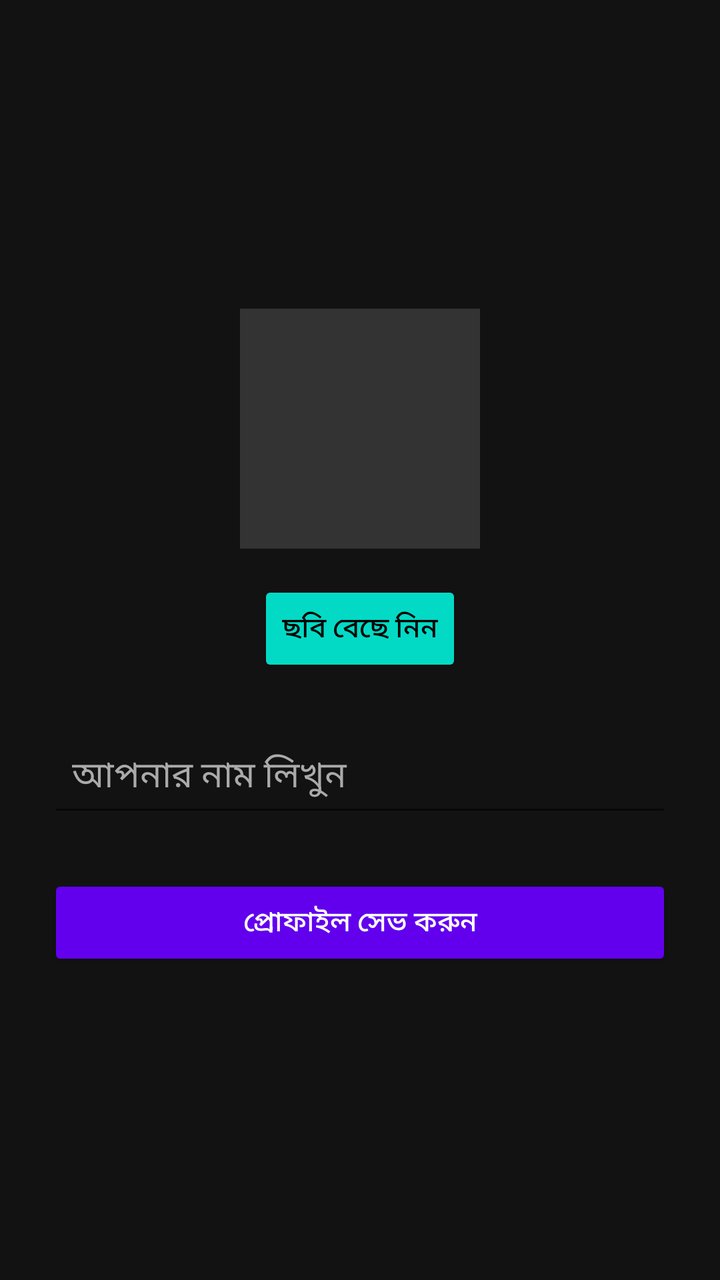
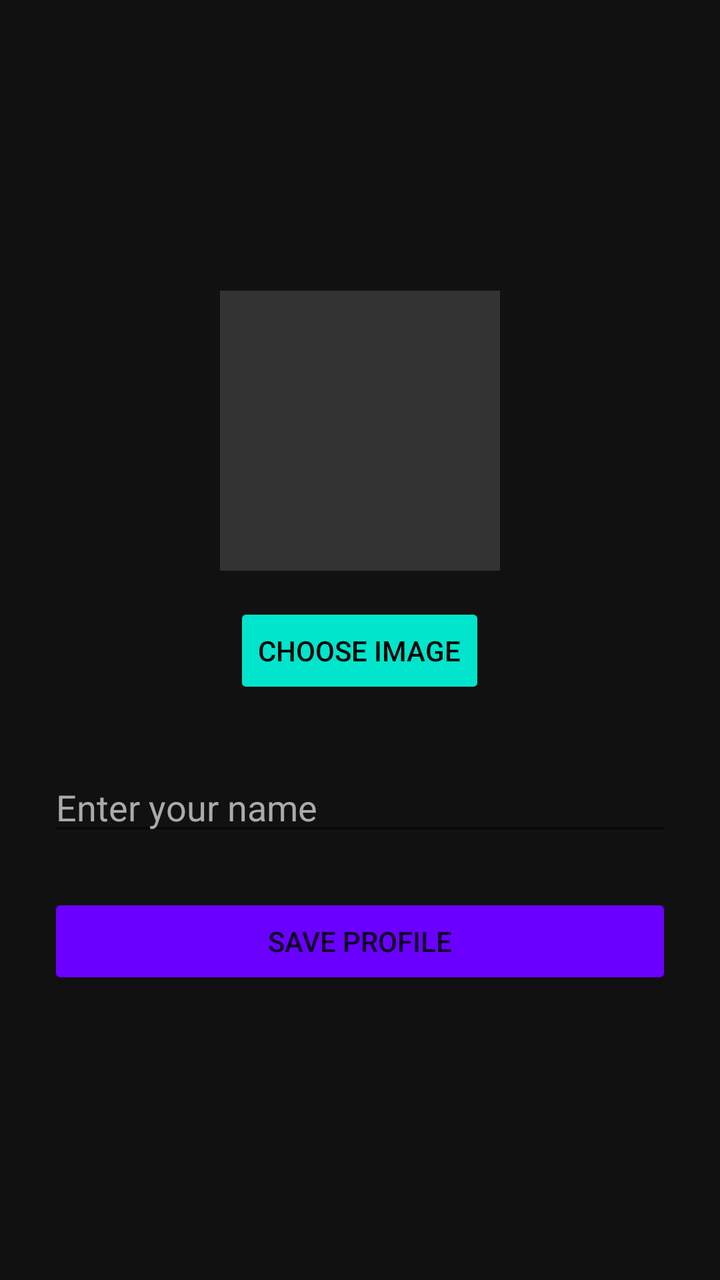

Compare the two renders of this Android layout. The source of the first and the diff that turns it into the second are given below.
<!-- AndroidManifest.xml: application theme Theme.AppCompat.DayNight.NoActionBar -->
<!-- res/layout/activity_profile.xml -->
<?xml version="1.0" encoding="utf-8"?>
<LinearLayout xmlns:android="http://schemas.android.com/apk/res/android"
    android:layout_width="match_parent"
    android:layout_height="match_parent"
    android:orientation="vertical"
    android:gravity="center"
    android:padding="24dp"
    android:background="#121212">

    <ImageView
        android:id="@+id/profileImageView"
        android:layout_width="120dp"
        android:layout_height="120dp"
        android:layout_marginBottom="16dp"
        android:background="#333333"
        android:scaleType="centerCrop"/>

    
    <Button
        android:id="@+id/selectImageButton"
        android:layout_width="wrap_content"
        android:layout_height="wrap_content"
        android:text="ছবি বেছে নিন"
        android:layout_marginBottom="24dp"
        android:backgroundTint="#03DAC5"
        android:textColor="#000000"/>

    
    <EditText
        android:id="@+id/nameEditText"
        android:layout_width="match_parent"
        android:layout_height="wrap_content"
        android:hint="আপনার নাম লিখুন"
        android:textColor="#FFFFFF"
        android:textColorHint="#AAAAAA"
        android:inputType="textPersonName"
        android:layout_marginBottom="24dp"
        android:padding="12dp"/>

    <Button
        android:id="@+id/saveProfileButton"
        android:layout_width="match_parent"
        android:layout_height="wrap_content"
        android:text="প্রোফাইল সেভ করুন"
        android:backgroundTint="#6200EE"
        android:textColor="#FFFFFF"
        android:padding="12dp"/>

</LinearLayout>
<!-- resources referenced by this layout -->
<resources>

</resources>

<!-- the commit's change to res/layout/activity_profile.xml (unified diff, before → after) -->
@@ -2,48 +2,41 @@
 <LinearLayout xmlns:android="http://schemas.android.com/apk/res/android"
     android:layout_width="match_parent"
     android:layout_height="match_parent"
+    android:background="#111111"
+    android:gravity="center"
     android:orientation="vertical"
-    android:gravity="center"
-    android:padding="24dp"
-    android:background="#121212">
+    android:padding="24dp">
 
     <ImageView
-        android:id="@+id/profileImageView"
-        android:layout_width="120dp"
-        android:layout_height="120dp"
-        android:layout_marginBottom="16dp"
-        android:background="#333333"
-        android:scaleType="centerCrop"/>
+        android:id="@+id/ivProfile"
+        android:layout_width="140dp"
+        android:layout_height="140dp"
+        android:background="#333333" />
 
-    
     <Button
-        android:id="@+id/selectImageButton"
+        android:id="@+id/btnChooseImage"
         android:layout_width="wrap_content"
         android:layout_height="wrap_content"
-        android:text="ছবি বেছে নিন"
-        android:layout_marginBottom="24dp"
-        android:backgroundTint="#03DAC5"
-        android:textColor="#000000"/>
+        android:layout_marginTop="16dp"
+        android:backgroundTint="#00E5CC"
+        android:text="Choose Image"
+        android:textColor="#000000" />
 
-    
     <EditText
-        android:id="@+id/nameEditText"
+        android:id="@+id/etName"
         android:layout_width="match_parent"
         android:layout_height="wrap_content"
-        android:hint="আপনার নাম লিখুন"
+        android:layout_marginTop="32dp"
+        android:hint="Enter your name"
         android:textColor="#FFFFFF"
-        android:textColorHint="#AAAAAA"
-        android:inputType="textPersonName"
-        android:layout_marginBottom="24dp"
-        android:padding="12dp"/>
+        android:textColorHint="#AAAAAA" />
 
     <Button
-        android:id="@+id/saveProfileButton"
+        android:id="@+id/btnSaveProfile"
         android:layout_width="match_parent"
         android:layout_height="wrap_content"
-        android:text="প্রোফাইল সেভ করুন"
-        android:backgroundTint="#6200EE"
-        android:textColor="#FFFFFF"
-        android:padding="12dp"/>
+        android:layout_marginTop="24dp"
+        android:backgroundTint="#6A00FF"
+        android:text="Save Profile" />
 
 </LinearLayout>
